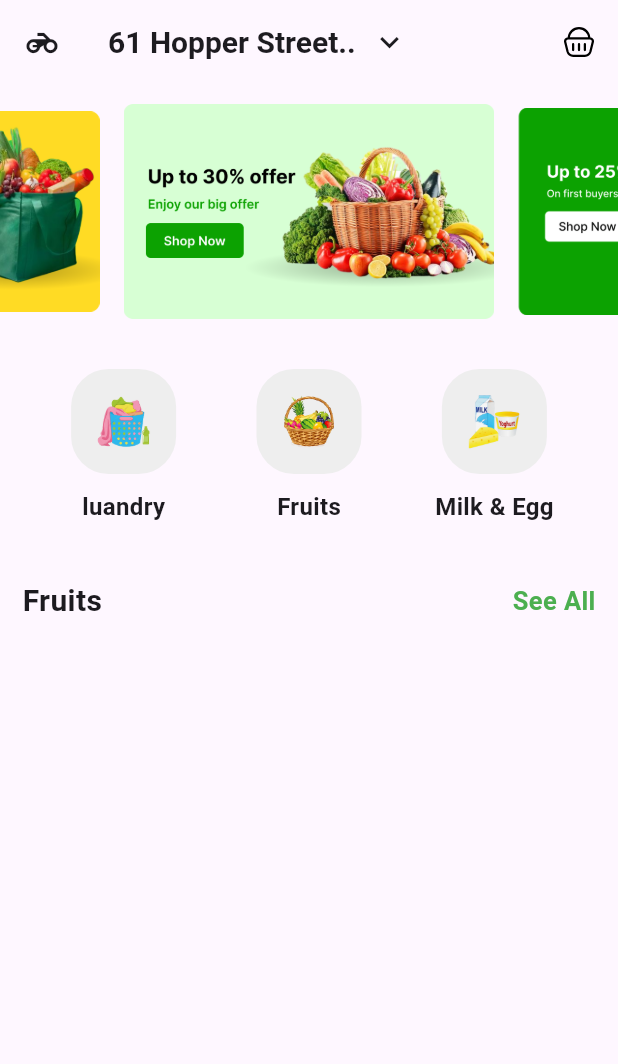
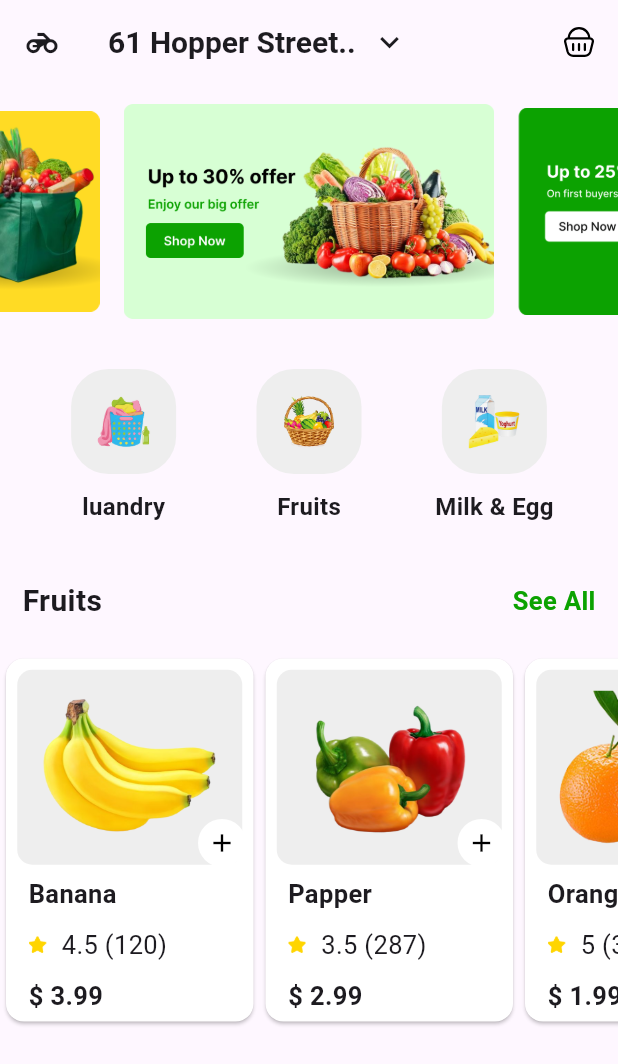
Before and after one commit to AhmedAbdelgawadHassan/Fruit_App, a Flutter app: the screen it shows after launch, on a phone screen of 412 x 824 dp. Shown: the top 1064 px of the screen. Run offline on Flutter 3.47's test engine with Material 3 defaults, Android fonts, the phone set to English and light mode, and no system bars; drawn by our look-alikes of carousel_slider; our stand-ins replace flutter_svg.

Commit message:
Add Fruits List and finish App

```diff
--- a/lib/colors.dart
+++ b/lib/colors.dart
@@ -1,3 +1,7 @@
-  import 'package:flutter/material.dart';
 
- Color PrimartyColor = Color(0xff0CA201);
+import 'package:flutter/material.dart';
+
+class Appcolors
+{
+  static  Color primartyColor = Color(0xff0CA201);
+}
--- /dev/null
+++ b/lib/models/ProductModel.dart
@@ -0,0 +1,10 @@
+class ProductModel
+{
+  final String name;
+  final String image;
+  final String price;
+  final String rate;
+  final String rateCount;
+
+  ProductModel({required this.rateCount ,required this.name, required this.image, required this.price, required this.rate});
+}
--- a/lib/views/home_view.dart
+++ b/lib/views/home_view.dart
@@ -2,7 +2,9 @@
 
 import 'package:flutter/material.dart';
 import 'package:flutter_svg/flutter_svg.dart';
+import 'package:fruit/colors.dart';
 import 'package:fruit/widgets/banners.dart';
+import 'package:fruit/widgets/fruitsList.dart';
 import 'package:fruit/widgets/types_banner.dart';
 
 class HomeView extends StatelessWidget {
@@ -45,11 +47,13 @@ class HomeView extends StatelessWidget {
                   Spacer(),
                   Text(
                     "See All",
-                    style: TextStyle(fontSize: 17, fontWeight: FontWeight.bold,color: Colors.green),
+                    style: TextStyle(fontSize: 17, fontWeight: FontWeight.bold,color: Appcolors.primartyColor),
                   ),
                 ],
               ),
-            )
+            ),
+            SizedBox(height: 20),
+            Fruitslist(),
 
         ],
         ),
--- /dev/null
+++ b/lib/widgets/fruitsList.dart
@@ -0,0 +1,81 @@
+// ignore_for_file: must_be_immutable
+
+import 'package:flutter/material.dart';
+import 'package:fruit/models/ProductModel.dart';
+import 'package:fruit/widgets/product_item.dart';
+
+class Fruitslist extends StatefulWidget {
+  Fruitslist({super.key});
+
+  @override
+  State<Fruitslist> createState() => _FruitslistState();
+}
+
+class _FruitslistState extends State<Fruitslist> {
+  List<ProductModel> product = [
+    ProductModel(
+      name: "Banana",
+      image: "assets/fruits/banana.png",
+      price: "3.99",
+      rate: "4.5",
+      rateCount: "120",
+    ),
+    ProductModel(
+      name: "Papper",
+      image: "assets/fruits/papper.png",
+      price: "2.99",
+      rate: "3.5",
+      rateCount: "287",
+    ),
+    ProductModel(
+      name: "Orange",
+      image: "assets/fruits/orange.png",
+      price: "1.99",
+      rate: "5",
+      rateCount: "320",
+    ),
+    ProductModel(
+      name: "Egg",
+      image: "assets/category/egg.png",
+      price: "1.99",
+      rate: "1.2",
+      rateCount: "422",
+    ),
+  ];
+  List basketList = [];
+  void toggleBasket(ProductModel product) {
+    if (basketList.contains(product)) {
+      basketList.remove(product);
+    } else {
+      basketList.add(product);
+    }
+    setState(() {});
+  }
+
+  @override
+  Widget build(BuildContext context) {
+    return Row(
+      children: [
+        Expanded(
+          child: SizedBox(
+            height: 250,
+            child: ListView.builder(
+              scrollDirection: Axis.horizontal,
+              itemCount: product.length,
+              itemBuilder: (context, index) {
+                return ProductItem(
+                  image: product[index].image,
+                  name: product[index].name,
+                  price: product[index].price,
+                  rate: product[index].rate,
+                  rateCount: product[index].rateCount,
+                  onTap: () {},
+                );
+              },
+            ),
+          ),
+        ),
+      ],
+    );
+  }
+}
--- /dev/null
+++ b/lib/widgets/product_item.dart
@@ -0,0 +1,67 @@
+import 'package:flutter/material.dart';
+
+class ProductItem extends StatelessWidget {
+  const ProductItem({super.key, required this.image, required this.name, required this.price, required this.rate, required this.rateCount});
+    final String image;
+    final String name;
+    final String price;
+    final String rate;
+    final String rateCount;
+
+
+  @override
+  Widget build(BuildContext context) {
+
+    return Card(
+      color: Colors.white,
+      child: Column(
+        crossAxisAlignment: CrossAxisAlignment.start,
+        children: [
+          Stack(
+            children:[ Container(
+              margin: EdgeInsets.all(7.5),
+              padding: EdgeInsets.all(10),
+              decoration: BoxDecoration(
+                color: Colors.grey.shade200,
+                borderRadius: BorderRadius.circular(10),
+              ),
+              child: FittedBox(child: Image.asset(image,  width: 130, height: 110, fit: BoxFit.contain)),
+            ),
+            Positioned(
+              right: 5,
+              bottom: 6,
+
+              child: CircleAvatar(
+                radius: 16,
+                backgroundColor: Colors.white,
+                child: Icon(Icons.add, color: Colors.black,size: 20,)))
+        ]),
+        Padding(
+          padding: const EdgeInsets.only(left: 15),
+          child: Column(
+            crossAxisAlignment: CrossAxisAlignment.start,
+            children: [
+                Text(name, style: TextStyle(fontSize: 17, fontWeight: FontWeight.bold)),
+            SizedBox(height: 10),
+            Row(
+              mainAxisSize: MainAxisSize.min,
+              children: [
+                Image.asset('assets/icons/star.png',width: 12,),
+                SizedBox(width: 10),
+                 Text("$rate ($rateCount)", style: TextStyle(fontSize: 17, fontWeight: FontWeight.normal),
+                 ),
+              ],
+            ),
+            SizedBox(height: 10,),
+             Text('\$ $price', style: TextStyle(fontSize: 17, fontWeight: FontWeight.bold)),
+            ],
+
+          ),
+        )
+
+
+        ],
+      ),
+    );
+  }
+}
```
